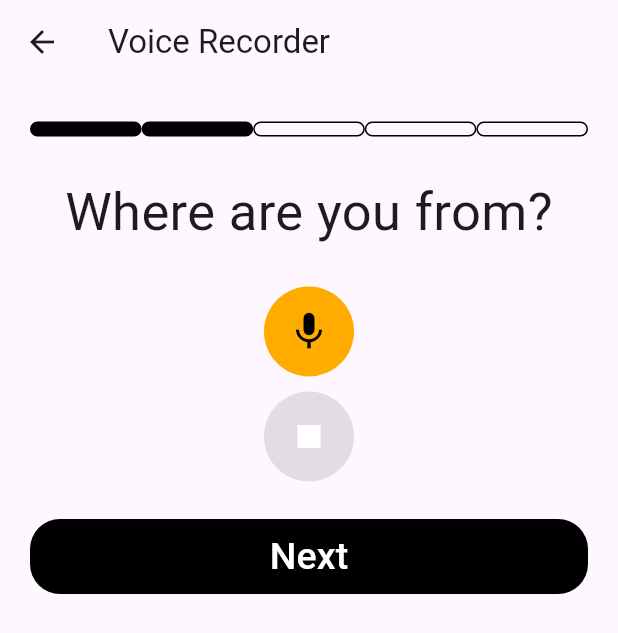
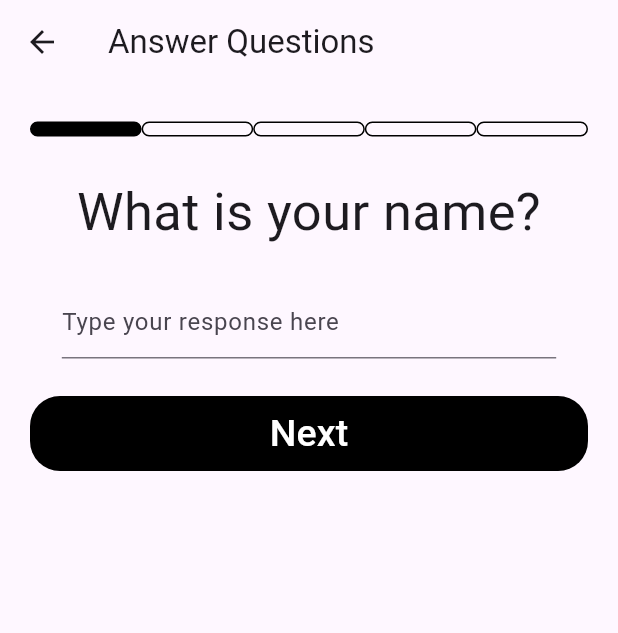
Before and after one commit to kkarimwahba/Digi, a Flutter app: the QuestionScreen screen opened directly, after a tap on "Next", on a phone screen of 412 x 824 dp. Shown: the top 633 px of the screen. Run offline on Flutter 3.47's test engine with Material 3 defaults, Android fonts, the phone set to English and light mode, and no system bars; our stand-ins replace audioplayers, avatar_glow, cloud_firestore, file_picker, firebase_auth, firebase_core and 6 more; missing offline and left inert: flutter_sound, model_viewer_plus; accounts and stored records are empty.

Commit message:
VoiceAvatar

```diff
--- a/lib/screens/audiorecord.dart
+++ b/lib/screens/audiorecord.dart
@@ -188,7 +188,7 @@
   }
 
   Future<void> _sendAudioToServer(String filePath) async {
-    var uri = Uri.parse('http://10.0.2.2:5000/upload');
+    var uri = Uri.parse('http://192.168.1.11:5000/echo-audio');
     var request = http.MultipartRequest('POST', uri)
       ..files.add(await http.MultipartFile.fromPath('audio', filePath));
 
--- a/lib/screens/avatar.dart
+++ b/lib/screens/avatar.dart
@@ -1,4 +1,5 @@
 import 'dart:convert';
+import 'package:audioplayers/audioplayers.dart';
 import 'package:avatar_glow/avatar_glow.dart';
 import 'package:flutter/material.dart';
 import 'package:http/http.dart' as http;
@@ -13,6 +14,7 @@
 }
 
 class _AvatarState extends State<Avatar> {
+  final AudioPlayer audioPlayer = AudioPlayer();
   final TextEditingController _messageController = TextEditingController();
   List<Map<String, dynamic>> _messages = [];
   DateTime? _conversationStartTime;
@@ -144,6 +146,7 @@
         child: AvatarGlow(
           glowColor: Colors.greenAccent,
           repeat: true,
+          duration: Duration(milliseconds: 2000),
           animate: _isListening,
           child: GestureDetector(
             onTapDown: (details) async {
@@ -172,6 +175,45 @@
     );
   }
 
+  // Future<void> _sendMessage(String message) async {
+  //   if (message.isNotEmpty) {
+  //     final DateTime currentTime = DateTime.now();
+  //     setState(() {
+  //       if (_conversationStartTime == null) {
+  //         _conversationStartTime = currentTime;
+  //       }
+  //       _messages.add({
+  //         'message': message,
+  //         'isMe': true,
+  //         'timeSent': currentTime,
+  //       });
+  //       // Add typing indicator
+  //       _messages.add({
+  //         'message': '...',
+  //         'isMe': false,
+  //         'timeSent': currentTime,
+  //         'typing': true, // A new property to identify typing indicators
+  //       });
+  //       _messageController.clear();
+  //     });
+
+  //     // Simulate network delay or wait for response
+  //     String response = await sendMessageToBackend(message);
+
+  //     // Remove typing indicator before adding the response
+  //     setState(() {
+  //       // Remove the last message which is the typing indicator
+  //       if (_messages.isNotEmpty && _messages.last['typing'] == true) {
+  //         _messages.removeLast();
+  //       }
+  //       _messages.add({
+  //         'message': response,
+  //         'isMe': false,
+  //         'timeSent': DateTime.now(),
+  //       });
+  //     });
+  //   }
+  // }
   Future<void> _sendMessage(String message) async {
     if (message.isNotEmpty) {
       final DateTime currentTime = DateTime.now();
@@ -194,8 +236,15 @@
         _messageController.clear();
       });
 
-      // Simulate network delay or wait for response
-      String response = await sendMessageToBackend(message);
+      String response = '';
+
+      // Handle static responses based on input message
+      if (message.toLowerCase() == 'hello') {
+        response = 'Hello! How can I assist you today?';
+      } else {
+        // Simulate network delay or wait for response
+        response = await sendMessageToBackend(message);
+      }
 
       // Remove typing indicator before adding the response
       setState(() {
@@ -226,6 +275,16 @@
       if (response.statusCode == 200) {
         final Map<String, dynamic> responseData = jsonDecode(response.body);
         final String aiResponse = responseData['response'];
+        final String audioUrl = responseData[
+            'audio_url']; // Ensure this key matches what's sent by the server
+
+        // Play the audio using AudioSource.uri
+        if (audioUrl != null && audioUrl.isNotEmpty) {
+          await audioPlayer.setSource(UrlSource(audioUrl));
+          await audioPlayer
+              .resume(); // This assumes that play is desired immediately after setting the source
+        }
+
         return aiResponse;
       } else {
         return 'Failed to get response from server';
--- a/lib/screens/questions/questions.dart
+++ b/lib/screens/questions/questions.dart
@@ -1,6 +1,7 @@
 import 'dart:async';
 import 'dart:io';
-
+import 'dart:convert';
+import 'package:flutter/material.dart';
 import 'package:digi2/components/bar.dart';
 import 'package:digi2/components/button.dart';
 import 'package:digi2/screens/congrats.dart';
@@ -18,12 +19,8 @@
 }
 
 class _QuestionScreenState extends State<QuestionScreen> {
-  FlutterSoundRecorder? _recorder;
-  final _auth = AuthService();
-  bool _isRecording = false;
-  bool _isRecorderInitialized = false;
-  String? _filePath;
-  List<String> audioFiles = [];
+  TextEditingController _textFieldController = TextEditingController();
+  List<Map<String, String>> userResponses = [];
   int currentQuestionIndex = 0;
   List<String> questions = [
     "What is your name?",
@@ -33,86 +30,69 @@
     "Tell me about your favorite book."
   ];
 
-  @override
-  void initState() {
-    super.initState();
-    _recorder = FlutterSoundRecorder();
-    _initRecorder();
-  }
+  void moveToNextQuestion() {
+    if (_textFieldController.text.isNotEmpty) {
+      // Build the response object
+      Map<String, String> response = {
+        'role': 'system',
+        'content': _textFieldController.text,
+      };
+      // Add the response to the list
+      userResponses.add(response);
 
-  Future<void> _initRecorder() async {
-    final status = await Permission.microphone.request();
-    if (status != PermissionStatus.granted) {
-      ScaffoldMessenger.of(context).showSnackBar(
-          const SnackBar(content: Text('Microphone permission not granted')));
-      return;
-    }
-    await _recorder!.openRecorder();
-    setState(() {
-      _isRecorderInitialized = true;
-    });
-  }
+      // Clear the text field for the next question
+      _textFieldController.clear();
 
-  Future<void> _startRecording() async {
-    if (!_isRecorderInitialized) {
-      ScaffoldMessenger.of(context).showSnackBar(
-          const SnackBar(content: Text('Recorder not initialized')));
-      return;
+      // Check if all questions are answered
+      if (currentQuestionIndex < questions.length - 1) {
+        // Move to the next question
+        setState(() {
+          currentQuestionIndex++;
+        });
+      } else {
+        // All questions are answered, send responses to server
+        sendUserResponsesToServer(userResponses);
+      }
     } else {
-      final dir = await getApplicationDocumentsDirectory();
-      final folderPath = '${dir.path}/audios';
-      final directory = Directory(folderPath);
-      if (!await directory.exists()) {
-        await directory.create(recursive: true);
-      }
-      _filePath = '$folderPath/${DateTime.now().millisecondsSinceEpoch}.wav';
-      await _recorder!.startRecorder(toFile: _filePath);
-      setState(() {
-        _isRecording = true;
-      });
+      // Show an error message or prompt the user to enter a response
     }
   }
 
-  Future<void> _stopRecording() async {
-    await _recorder!.stopRecorder();
-    setState(() {
-      _isRecording = false;
-    });
-    if (_filePath != null) {
-      final recordedFile = File(_filePath!);
-      if (recordedFile.existsSync()) {
-        audioFiles.add(_filePath!); // Add the file path to the list
-        ScaffoldMessenger.of(context).showSnackBar(
-            SnackBar(content: Text('Recording saved: $_filePath')));
-        if (currentQuestionIndex == questions.length - 1) {
-          // If this is the last question, upload the audio files to Firebase
-        }
-      } else {
-        ScaffoldMessenger.of(context).showSnackBar(
-            const SnackBar(content: Text('Recording failed to save')));
-      }
-    }
-  }
-
-  void moveToNextQuestion() {
-    if (currentQuestionIndex < questions.length - 1) {
-      setState(() {
-        currentQuestionIndex++;
-      });
-    } else {
-      _auth.updateUserVoiceAudios(audioFiles);
+  void sendUserResponsesToServer(
+      List<Map<String, String>> userResponses) async {
+    if (userResponses.isNotEmpty) {
+      final url = 'http://10.0.2.2:5000/save_responses';
+      final headers = {'Content-Type': 'application/json'};
+      final body = jsonEncode({'responses': userResponses});
       Navigator.of(context).push(MaterialPageRoute(
         builder: (c) {
-          return CongratulationsPage();
+          return const CongratulationsPage();
         },
       ));
+      try {
+        final response =
+            await http.post(Uri.parse(url), headers: headers, body: body);
+        if (response.statusCode == 200) {
+          print('User responses sent to server successfully.');
+        } else {
+          print(
+              'Failed to send user responses. Status code: ${response.statusCode}');
+        }
+      } catch (e) {
+        print('Error sending user responses: $e');
+      }
+    } else {
+      // Show a Snackbar if the list is empty
+      ScaffoldMessenger.of(context).showSnackBar(
+        SnackBar(content: Text('No responses to send.')),
+      );
     }
   }
 
   @override
   Widget build(BuildContext context) {
     return Scaffold(
-      appBar: AppBar(title: const Text("Voice Recorder")),
+      appBar: AppBar(title: const Text("Answer Questions")),
       body: Column(
         children: <Widget>[
           SizedBox(
@@ -121,66 +101,22 @@
           buildSegmentedProgressBar(
               questions: questions, currentQuestionIndex: currentQuestionIndex),
           const SizedBox(height: 25),
-          Padding(
-            padding: const EdgeInsets.symmetric(horizontal: 16.0),
-            child: Text(
-              questions[currentQuestionIndex],
-              style: const TextStyle(fontSize: 35),
-              textAlign: TextAlign.center,
-            ),
+          Text(
+            questions[currentQuestionIndex],
+            style: const TextStyle(fontSize: 35),
+            textAlign: TextAlign.center,
           ),
-          const SizedBox(
-            height: 25,
-          ),
+          const SizedBox(height: 25),
           SizedBox(
             width: MediaQuery.of(context).size.width * 0.8,
-            child: ElevatedButton(
-              onPressed: _isRecording || !_isRecorderInitialized
-                  ? null
-                  : _startRecording,
-              child: const Icon(
-                Icons.mic,
-                color: Colors.black,
-                size: 30,
-              ),
-              style: ElevatedButton.styleFrom(
-                minimumSize: const Size(
-                    50.0, 50.0), // Set a fixed size for the circular button
-                backgroundColor: Colors.amberAccent[700],
-                shape:
-                    const CircleBorder(), // Set the button's shape to CircleBorder
-                padding: const EdgeInsets.all(15), // Adjust padding as needed
-                shadowColor: Colors.transparent,
+            child: TextField(
+              controller: _textFieldController,
+              decoration: InputDecoration(
+                hintText: 'Type your response here',
               ),
             ),
           ),
-          const SizedBox(
-            height: 10,
-          ),
-          SizedBox(
-            width: MediaQuery.of(context).size.width * 0.8,
-            child: ElevatedButton(
-              onPressed: !_isRecording ? null : _stopRecording,
-              child: const Icon(
-                Icons.stop,
-                color: Colors.white,
-                size: 30,
-              ),
-              style: ElevatedButton.styleFrom(
-                minimumSize: const Size(
-                    50.0, 50.0), // Set a fixed size for the circular button
-                backgroundColor: Colors.red,
-                shape:
-                    const CircleBorder(), // Set the button's shape to CircleBorder
-                padding: const EdgeInsets.all(15), // Adjust padding as needed
-                shadowColor: Colors.transparent,
-              ),
-            ),
-          ),
-          const SizedBox(
-            height: 25,
-          ),
-          //if (_filePath != null) Text('Last file: $_filePath'),
+          const SizedBox(height: 25),
           CustomButton(
             text: 'Next',
             onPressed: () {
@@ -191,10 +127,4 @@
       ),
     );
   }
-
-  @override
-  void dispose() {
-    _recorder?.closeRecorder();
-    super.dispose();
-  }
 }
```
Also changed, not shown: lib/screens/chat.dart (+13 -1 lines).
